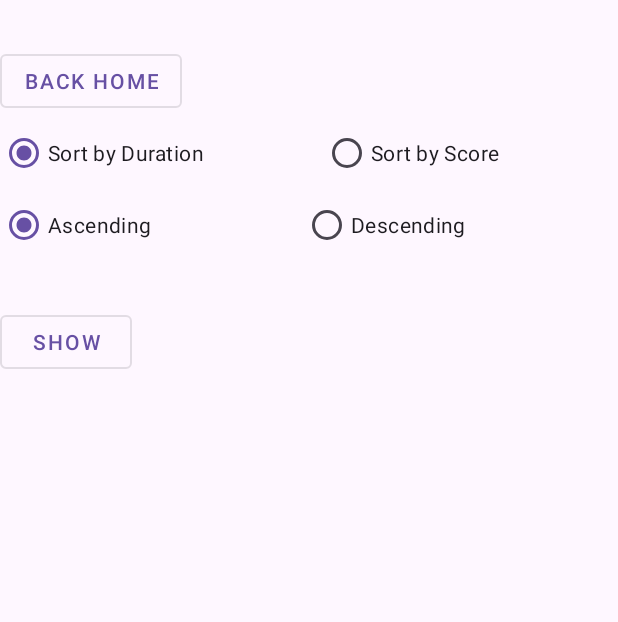
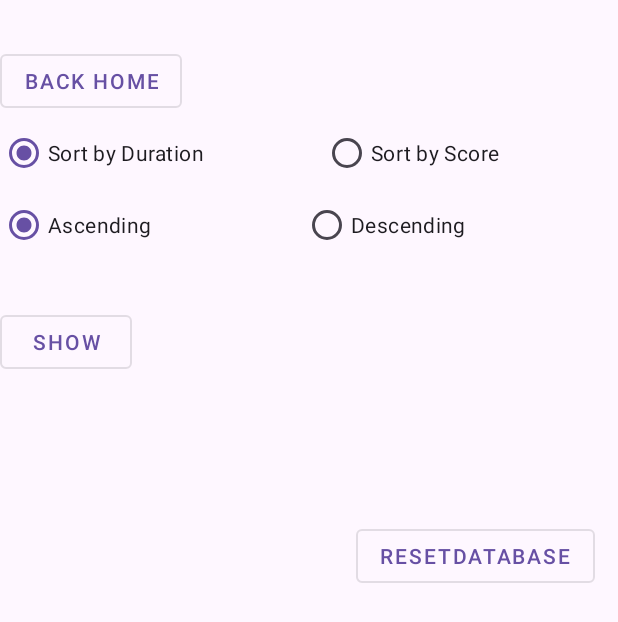
Before and after one commit to Nanatangaku/Project4501, an Android app: the layout activity_game_record.xml on its own in the app's theme, with its tools: preview values and no code run, on a phone screen of 412 x 824 dp. Shown: the top 622 px of the screen. Run offline under Robolectric (Android 15) with nearby library versions, the phone set to English and light mode, and no system bars.

Commit message:
reset db in record

```diff
--- a/ITP4501Assignment/app/src/main/res/layout/activity_game_record.xml
+++ b/ITP4501Assignment/app/src/main/res/layout/activity_game_record.xml
@@ -108,6 +108,14 @@
         android:gravity="center"
 
         />
-
+    <com.google.android.material.button.MaterialButton
+        style="@style/Widget.MaterialComponents.Button.OutlinedButton"
+        android:layout_width="wrap_content"
+        android:layout_height="wrap_content"
+        android:layout_marginTop="30dp"
+        android:onClick="ResetDB"
+        android:layout_margin="15dp"
+        android:text="ResetDatabase"
+        android:layout_gravity="right"/>
 
 </LinearLayout>
```
Also changed, not shown: ITP4501Assignment/app/src/main/java/com/example/itp4501assignment/GameRecord.java (+23 -0 lines).
